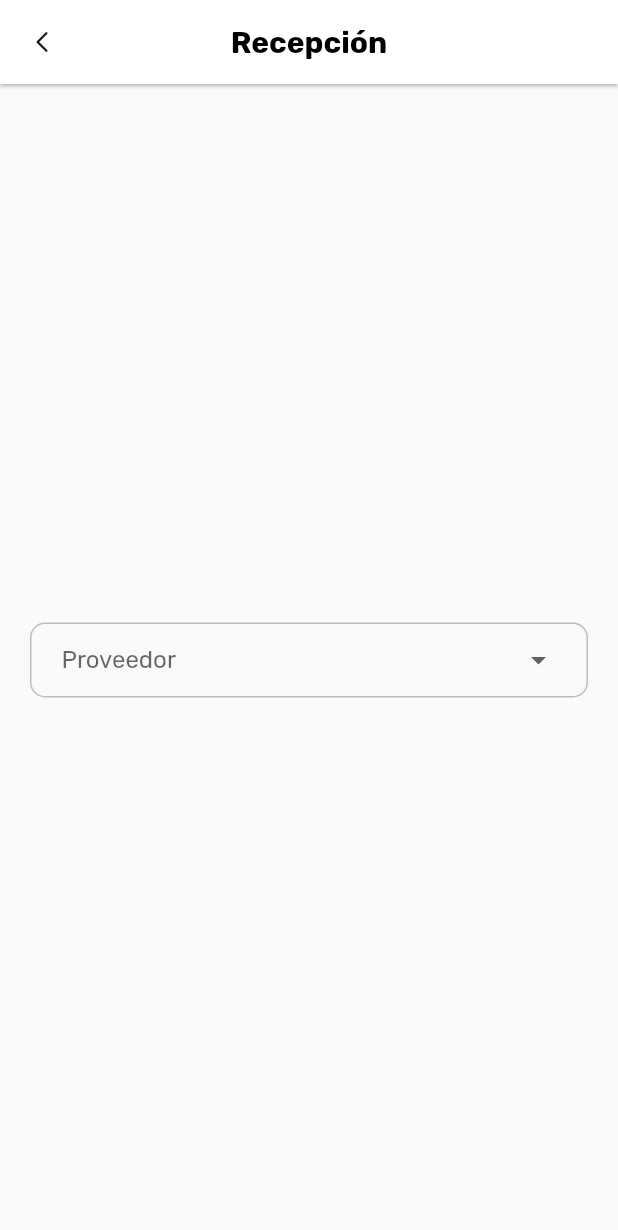
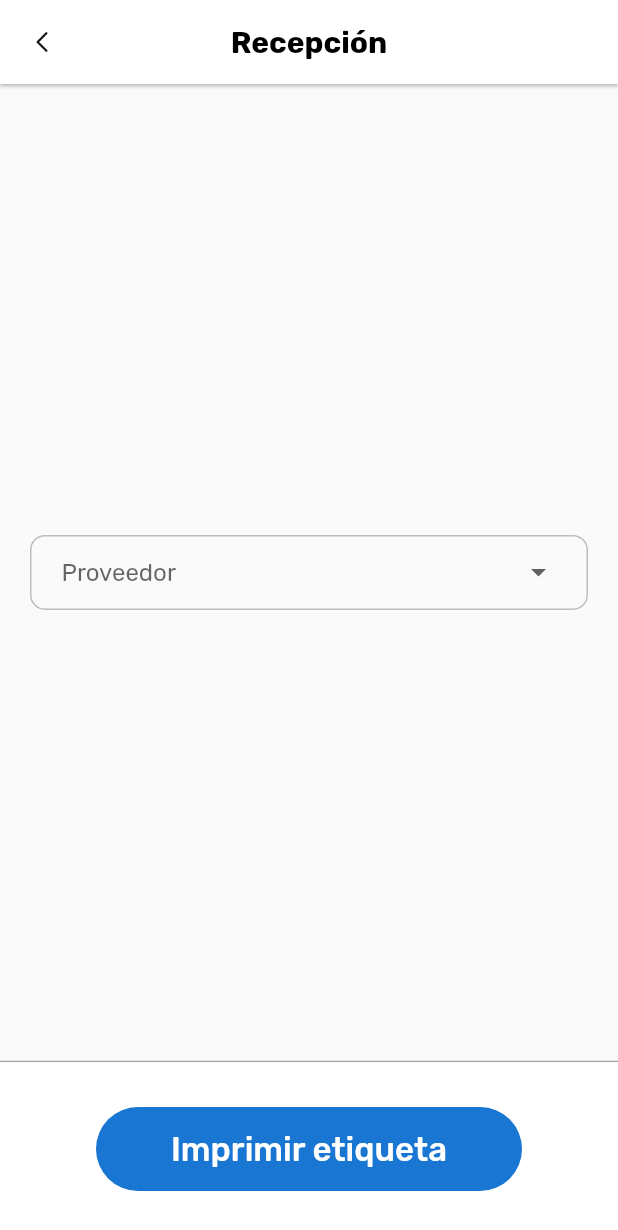
Before and after one commit to diaztunjano/dummy_meki_app, a Flutter app: the screen it shows after launch, on a phone screen of 412 x 824 dp. Shown: the top 1230 px of the screen. Run offline on Flutter 3.47's test engine with Material 2 defaults, Android fonts, the phone set to English and light mode, and no system bars; our stand-ins replace flutter_svg.

Commit message:
feat: add bottom button

```diff
--- a/lib/pages/home.dart
+++ b/lib/pages/home.dart
@@ -15,7 +15,43 @@ class HomePage extends StatelessWidget {
           // BultosCounter(),
           // FacturasSelector()
         ],
-        ));
+      ),
+      bottomNavigationBar: bottomButton(),
+    );
+  }
+
+  Container bottomButton() {
+    return Container(
+      padding: const EdgeInsets.symmetric(vertical: 30),
+      // top border width
+      decoration: const BoxDecoration(
+        color: Colors.white,
+        border: Border(
+          top: BorderSide(width: 0.8, color: Colors.grey),
+        ),
+      ),
+      child: Row(
+        mainAxisAlignment: MainAxisAlignment.center,
+        children: [
+          TextButton(
+            style: TextButton.styleFrom(
+              padding:
+                  const EdgeInsets.symmetric(horizontal: 50.0, vertical: 15.0),
+              backgroundColor: Colors.blue[700],
+              foregroundColor: Colors.white,
+              shape: RoundedRectangleBorder(
+                borderRadius: BorderRadius.circular(30.0),
+              ),
+            ),
+            onPressed: () {
+              // Acción del botón
+            },
+            child: const Text('Imprimir etiqueta',
+                style: TextStyle(fontSize: 22.0)),
+          ),
+        ],
+      ),
+    );
   }
 
   AppBar appBar() {
```
Lines whose indentation alone changed are shown as unchanged.
